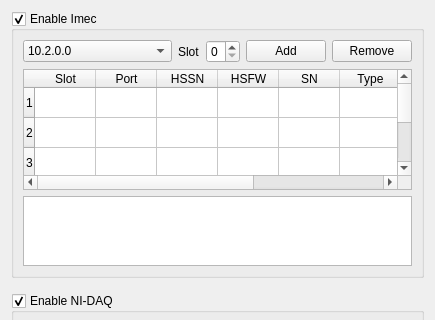
Before: the Qt Designer form Forms/DevicesTab.ui in billkarsh/SpikeGLX, drawn with Qt 5; both pictures show x 0 to 435 and y 0 to 320 of the 435 by 475 pixel window.
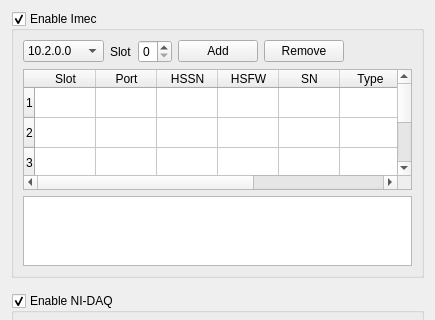
After: the same form once the commit is applied.

```diff
--- a/Forms/DevicesTab.ui
+++ b/Forms/DevicesTab.ui
@@ -71,7 +71,7 @@
      <property name="checked">
       <bool>true</bool>
      </property>
-     <layout class="QGridLayout" name="gridLayout" rowstretch="0,2,1" columnstretch="0,0,0,0,0" columnminimumwidth="0,0,0,0,0">
+     <layout class="QGridLayout" name="gridLayout" rowstretch="0,2,1" columnstretch="0,0,0,0,0,0" columnminimumwidth="0,0,0,0,0,0">
       <item row="0" column="4">
        <widget class="QPushButton" name="lessBut">
         <property name="sizePolicy">
@@ -231,7 +231,20 @@
         </property>
        </widget>
       </item>
-      <item row="1" column="0" colspan="5">
+      <item row="0" column="5">
+       <spacer name="horizontalSpacer_2">
+        <property name="orientation">
+         <enum>Qt::Horizontal</enum>
+        </property>
+        <property name="sizeHint" stdset="0">
+         <size>
+          <width>40</width>
+          <height>20</height>
+         </size>
+        </property>
+       </spacer>
+      </item>
+      <item row="1" column="0" colspan="6">
        <widget class="QTableWidget" name="imPrbTbl">
         <property name="focusPolicy">
          <enum>Qt::ClickFocus</enum>
@@ -294,7 +307,7 @@
         </column>
        </widget>
       </item>
-      <item row="2" column="0" colspan="5">
+      <item row="2" column="0" colspan="6">
        <widget class="QTextEdit" name="imTE">
         <property name="focusPolicy">
          <enum>Qt::NoFocus</enum>
```
